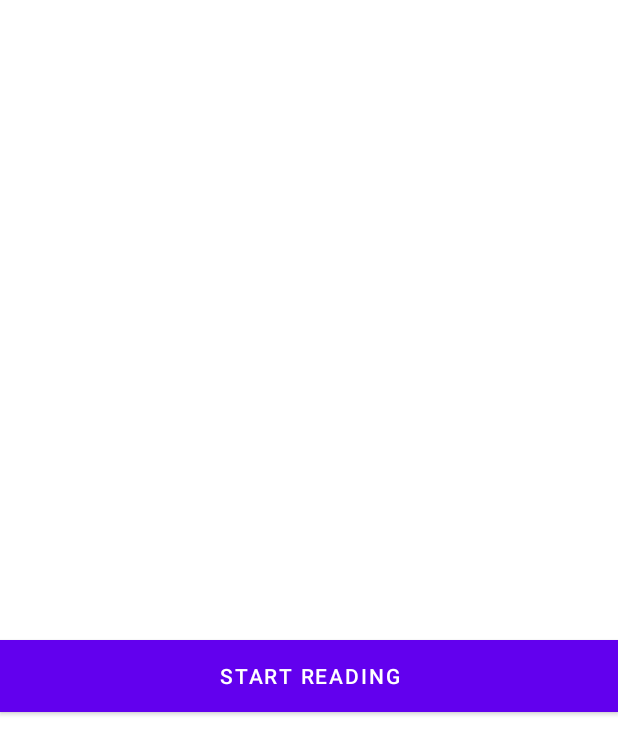
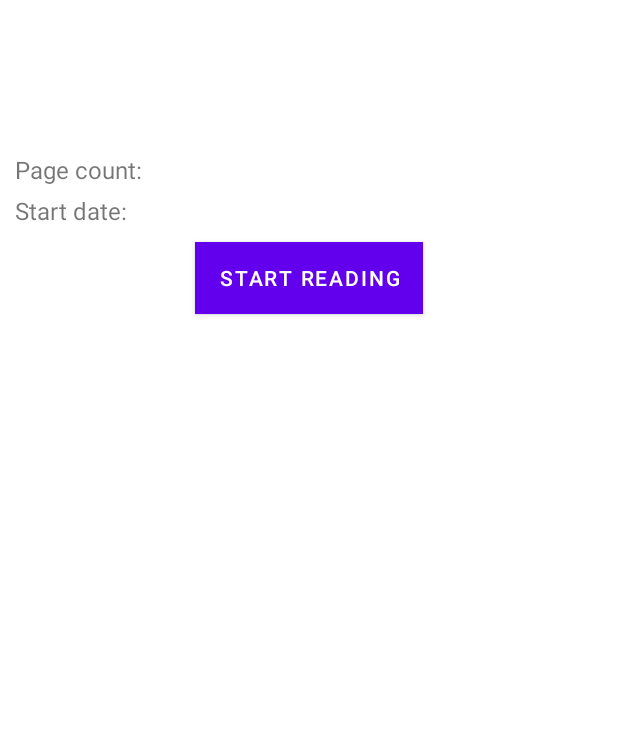
Before and after one commit to piogru/BookTracker, an Android app: the layout activity_add_book.xml on its own in the app's theme, with its tools: preview values and no code run, on a phone screen of 412 x 824 dp. Shown: the top 755 px of the screen. Run offline under Robolectric (Android 15) with nearby library versions, the phone set to English and light mode, and no system bars.

Commit message:
Improve book add layout and create layout for landscape

```diff
--- a/app/src/main/java/com/example/booktracker/BooksFragment.java
+++ b/app/src/main/java/com/example/booktracker/BooksFragment.java
@@ -122,7 +122,7 @@ public class BooksFragment extends Fragment {
         String date2 = simpleDateFormat.format(new Date(end));
         String selection = new String(date1 + " - " + date2);
 
-        selectedDateTextView.setText("Selected Date: " + selection);
+        selectedDateTextView.setText(selection);
 
         pickDateButton.setOnClickListener(
                 new View.OnClickListener() {
--- /dev/null
+++ b/app/src/main/res/layout-land/activity_add_book.xml
@@ -0,0 +1,110 @@
+<?xml version="1.0" encoding="utf-8"?>
+<LinearLayout xmlns:android="http://schemas.android.com/apk/res/android"
+    android:layout_width="match_parent"
+    android:layout_height="match_parent"
+    android:orientation="vertical"
+    android:gravity="center_horizontal"
+    >
+
+    <TextView
+        android:id="@+id/book_title"
+        android:layout_width="wrap_content"
+        android:layout_height="wrap_content"
+        android:textSize="@dimen/text_xl"
+        android:layout_marginTop="@dimen/margin_medium"
+        android:layout_marginBottom="@dimen/margin_small"
+        />
+
+    <LinearLayout
+        android:layout_width="match_parent"
+        android:layout_height="wrap_content"
+        android:orientation="horizontal"
+        android:layout_marginHorizontal="@dimen/margin_medium"
+        android:layout_marginBottom="@dimen/margin_medium"
+        >
+
+        <ImageView
+            android:id="@+id/book_img_cover"
+            android:layout_width="wrap_content"
+            android:layout_height="wrap_content"
+            android:scaleType="fitCenter"
+            android:adjustViewBounds="true"
+            android:contentDescription="@string/book_cover"
+            android:layout_marginBottom="@dimen/margin_small"
+            android:layout_marginEnd="@dimen/margin_medium"
+            />
+
+        <LinearLayout
+            android:layout_width="match_parent"
+            android:layout_height="wrap_content"
+            android:orientation="vertical"
+            android:layout_marginHorizontal="@dimen/margin_medium"
+            android:layout_marginBottom="@dimen/margin_small"
+            >
+
+            <TextView
+                android:id="@+id/book_author"
+                android:layout_width="wrap_content"
+                android:layout_height="wrap_content"
+                android:textSize="@dimen/text_large"
+                android:layout_marginBottom="@dimen/margin_small"
+                />
+
+            <LinearLayout
+                android:layout_width="match_parent"
+                android:layout_height="wrap_content"
+                android:orientation="horizontal"
+                android:layout_marginBottom="@dimen/margin_medium"
+                >
+
+                <TextView
+                    android:layout_width="wrap_content"
+                    android:layout_height="wrap_content"
+                    android:text="@string/book_page_count"
+                    android:textSize="@dimen/text_small"
+                    android:layout_marginEnd="@dimen/margin_medium"
+                    />
+
+                <TextView
+                    android:id="@+id/book_page_count"
+                    android:layout_width="wrap_content"
+                    android:layout_height="wrap_content"
+                    android:textSize="@dimen/text_small" />
+
+            </LinearLayout>
+
+            <LinearLayout
+                android:layout_width="match_parent"
+                android:layout_height="wrap_content"
+                android:orientation="horizontal"
+                android:layout_marginBottom="@dimen/margin_medium"
+                >
+
+                <TextView
+                    android:layout_width="wrap_content"
+                    android:layout_height="wrap_content"
+                    android:text="@string/book_date_start"
+                    android:textSize="@dimen/text_small"
+                    android:layout_marginEnd="@dimen/margin_medium"
+                    />
+
+                <TextView
+                    android:id="@+id/book_start_date"
+                    android:layout_width="wrap_content"
+                    android:layout_height="wrap_content"
+                    android:textSize="@dimen/text_small"
+                    />
+
+            </LinearLayout>
+        </LinearLayout>
+    </LinearLayout>
+
+    <Button
+        android:id="@+id/button_save"
+        android:layout_width="@dimen/button_wide"
+        android:layout_height="wrap_content"
+        android:background="@color/purple_200"
+        android:text="@string/start_reading"
+        />
+
+</LinearLayout>
--- a/app/src/main/res/layout/activity_add_book.xml
+++ b/app/src/main/res/layout/activity_add_book.xml
@@ -3,46 +3,86 @@
     android:layout_width="match_parent"
     android:layout_height="match_parent"
     android:orientation="vertical"
-    android:gravity="center"
+    android:gravity="center_horizontal"
     >
+
+    <TextView
+        android:id="@+id/book_title"
+        android:layout_width="wrap_content"
+        android:layout_height="wrap_content"
+        android:textSize="@dimen/text_xl"
+        android:layout_marginTop="@dimen/margin_medium"
+        android:layout_marginBottom="@dimen/margin_small"
+        />
 
     <ImageView
         android:id="@+id/book_img_cover"
-
         android:layout_width="wrap_content"
         android:layout_height="wrap_content"
         android:scaleType="fitCenter"
         android:adjustViewBounds="true"
         android:contentDescription="@string/book_cover"
-        />
-
-    <TextView
-        android:id="@+id/book_title"
-        android:layout_width="wrap_content"
-        android:layout_height="wrap_content"
+        android:layout_marginBottom="@dimen/margin_small"
         />
 
     <TextView
         android:id="@+id/book_author"
         android:layout_width="wrap_content"
         android:layout_height="wrap_content"
+        android:textSize="@dimen/text_large"
+        android:layout_marginBottom="@dimen/margin_small"
+        />
+
+    <LinearLayout
+        android:layout_width="match_parent"
+        android:layout_height="wrap_content"
+        android:orientation="horizontal"
+        android:layout_marginHorizontal="@dimen/margin_medium"
+        android:layout_marginBottom="@dimen/margin_small"
+        >
+
+        <TextView
+            android:layout_width="wrap_content"
+            android:layout_height="wrap_content"
+            android:text="@string/book_page_count"
+            android:textSize="@dimen/text_small"
+            android:layout_marginEnd="@dimen/margin_medium"
             />
 
         <TextView
             android:id="@+id/book_page_count"
             android:layout_width="wrap_content"
             android:layout_height="wrap_content"
+            android:textSize="@dimen/text_small" />
+    </LinearLayout>
+
+    <LinearLayout
+        android:layout_width="match_parent"
+        android:layout_height="wrap_content"
+        android:orientation="horizontal"
+        android:layout_marginHorizontal="@dimen/margin_medium"
+        android:layout_marginBottom="@dimen/margin_medium"
+        >
+
+        <TextView
+            android:layout_width="wrap_content"
+            android:layout_height="wrap_content"
+            android:text="@string/book_date_start"
+            android:textSize="@dimen/text_small"
+            android:layout_marginEnd="@dimen/margin_medium"
             />
 
         <TextView
             android:id="@+id/book_start_date"
             android:layout_width="wrap_content"
             android:layout_height="wrap_content"
+            android:textSize="@dimen/text_small"
             />
+    </LinearLayout>
 
     <Button
         android:id="@+id/button_save"
-        android:layout_width="match_parent"
+        android:layout_width="wrap_content"
         android:layout_height="wrap_content"
         android:background="@color/purple_200"
         android:text="@string/start_reading"
--- a/app/src/main/res/layout/fragment_statistics.xml
+++ b/app/src/main/res/layout/fragment_statistics.xml
@@ -31,7 +31,8 @@
                 android:layout_width="wrap_content"
                 android:layout_height="wrap_content"
                 android:text="@string/statistics_total_header"
-                android:textSize="@dimen/text_large"
+                android:textSize="@dimen/text_xl"
+                android:layout_marginBottom="@dimen/margin_medium"
                 />
 
             <GridLayout
@@ -219,8 +220,9 @@
                 android:layout_width="wrap_content"
                 android:layout_height="wrap_content"
                 android:text="@string/statistics_monthly_header"
-                android:textSize="@dimen/text_large"
+                android:textSize="@dimen/text_xl"
                 android:layout_marginTop="10dp"
+                android:layout_marginBottom="@dimen/margin_medium"
                 />
 
             <include layout="@layout/date_picker"/>
--- a/app/src/main/res/values/dimens.xml
+++ b/app/src/main/res/values/dimens.xml
@@ -1,11 +1,21 @@
 <resources>
+    <dimen name="text_xl">32sp</dimen>
     <dimen name="text_large">24sp</dimen>
     <dimen name="text_medium">20sp</dimen>
     <dimen name="text_small">16sp</dimen>
+
     <dimen name="mini_padding">2dp</dimen>
+
+    <dimen name="margin_large">10dp</dimen>
+    <dimen name="margin_medium">10dp</dimen>
+    <dimen name="margin_small">5dp</dimen>
+
+    <dimen name="button_wide">250dp</dimen>
+    <dimen name="button_icon">40dp</dimen>
 
     <dimen name="fab_margin">16dp</dimen>
     <dimen name="small_padding">6dp</dimen>
     <dimen name="big_padding">16dp</dimen>
     <dimen name="text_margin">16dp</dimen>
+
 </resources>
--- a/app/src/main/res/values/strings.xml
+++ b/app/src/main/res/values/strings.xml
@@ -1,10 +1,6 @@
 <resources>
     <string name="app_name">BookTracker</string>
     <string name="action_settings">Settings</string>
-
-    <string name="next">Next</string>
-    <string name="previous">Previous</string>
-
 
     <string name="book_title">Title</string>
     <string name="book_author">Author</string>
@@ -17,6 +13,8 @@
     <string name="book_edited">Book edited</string>
     <string name="book_deleted">Book deleted</string>
     <string name="book_finished">Finished reading book</string>
+    <string name="book_page_count">Page count: </string>
+    <string name="book_date_start">Start date: </string>
 
     <string name="book_search_hint">Search for books</string>
     <string name="book_search_failed">Book search failed... Try later</string>
@@ -44,7 +42,7 @@
 
     <string name="clear">Clear</string>
     <string name="select_date">Select date</string>
-    <string name="selected_date">Selected date:</string>
+    <string name="selected_date">Selected date</string>
 
     <string name="date_picker_header">Select a date range</string>
 
```
Also changed, not shown: app/src/main/AndroidManifest.xml (+6 -2 lines), app/src/main/res/drawable-anydpi/ic_calendar_black_24dp.xml (added, +11 -0 lines), app/src/main/res/drawable-anydpi/ic_cancel_black_24dp.xml (added, +11 -0 lines), app/src/main/res/layout/date_picker.xml (+20 -10 lines), app/src/main/res/drawable-hdpi/ic_calendar_black_24dp.png (added), app/src/main/res/drawable-hdpi/ic_cancel_black_24dp.png (added), app/src/main/res/drawable-mdpi/ic_calendar_black_24dp.png (added), app/src/main/res/drawable-mdpi/ic_cancel_black_24dp.png (added), app/src/main/res/drawable-xhdpi/ic_calendar_black_24dp.png (added), app/src/main/res/drawable-xhdpi/ic_cancel_black_24dp.png (added), app/src/main/res/drawable-xxhdpi/ic_calendar_black_24dp.png (added), app/src/main/res/drawable-xxhdpi/ic_cancel_black_24dp.png (added). Lines whose indentation alone changed are shown as unchanged.
